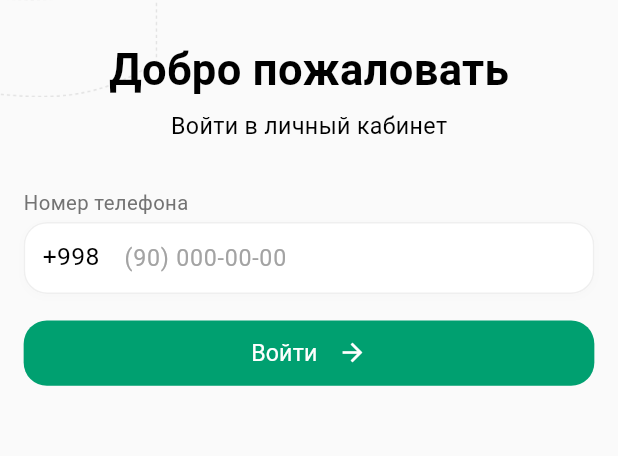
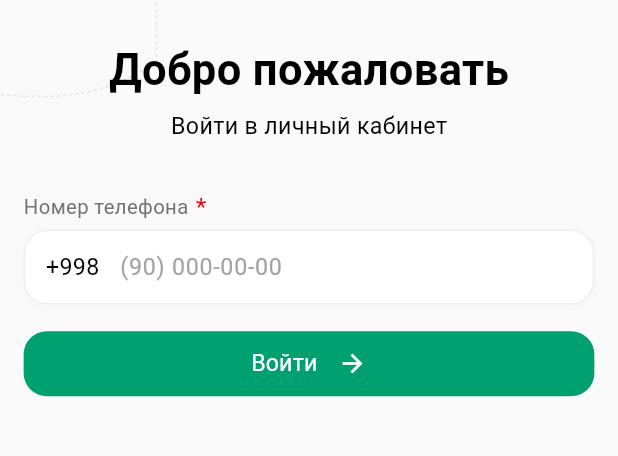
Before and after one commit to asadbekxomidov/epolisplus, a Flutter app: the screen it shows after launch, on a phone screen of 412 x 824 dp, the part 271-727 px from its top. Run offline on Flutter 3.47's test engine with Material 3 defaults, Android fonts, the phone set to English and light mode, and no system bars; our stand-ins replace bloc, equatable, flutter_bloc, gap, get, mask_text_input_formatter and 1 more; Roboto replaces fonts that are missing (GeistVF).

Commit message:
create progressbar va boshqa pagelarda o'zgarish bo'ldi

```diff
--- a/lib/ui/screens/login/login_screen.dart
+++ b/lib/ui/screens/login/login_screen.dart
@@ -179,6 +179,7 @@ class _LoginScreenState extends State<LoginScreen> {
                         Gap(dimens.paddingVerticalItem32),
                         PhoneWidget(
                           controller: bloc.phoneController,
+                          isActive: false,
                         ),
                         Gap(dimens.paddingVerticalItem16),
                         PasswordWidget(
--- a/lib/ui/screens/phone_login/bloc/phone_login_bloc.dart
+++ b/lib/ui/screens/phone_login/bloc/phone_login_bloc.dart
@@ -18,7 +18,10 @@ class PhoneLoginBloc extends Bloc<PhoneLoginEvent, PhoneLoginState> {
   phonelogin(
     CheckAuthEvent event,
     Emitter<PhoneLoginState> emit,
-  ) {
+  ) async {
+    emit(LoadingState());
+    await Future.delayed(Duration(seconds: 10));
+
     var phoneNumber = phoneController.text.toString().trim();
     phoneNumber = clearPhoneMask(phoneNumber);
 
@@ -27,12 +30,11 @@ class PhoneLoginBloc extends Bloc<PhoneLoginEvent, PhoneLoginState> {
       emit(ErrorState(InputPhoneFailure()));
       return;
     }
-
+    emit(SuccessState());
     if (phoneNumber == "900000000") {
       Get.to(() => LoginScreen(phoneNumber: phoneNumber));
     } else {
       Get.to(() => RegisterScreen(phoneNumber: phoneNumber));
     }
-    emit(SuccessState());
   }
 }
--- a/lib/ui/screens/phone_login/phone_login_screen.dart
+++ b/lib/ui/screens/phone_login/phone_login_screen.dart
@@ -3,6 +3,7 @@ import 'package:flutter/material.dart';
 import 'package:flutter_bloc/flutter_bloc.dart';
 import 'package:epolisplus/utils/utils_export.dart';
 import 'package:epolisplus/ui/widgets/widgets_export.dart';
+import '../../widgets/progress_bar.dart';
 import 'bloc/phone_login_bloc.dart';
 
 class PhoneLoginScreen extends StatefulWidget {
@@ -22,7 +23,18 @@ class _PhoneLoginScreenState extends State<PhoneLoginScreen> {
       resizeToAvoidBottomInset: false,
       body: BlocProvider(
         create: (context) => PhoneLoginBloc(),
-        child: BlocConsumer<PhoneLoginBloc, PhoneLoginState>(
+        child: Stack(
+          children: [
+            ui(),
+            loading(),
+          ],
+        ),
+      ),
+    );
+  }
+
+  ui() {
+    return BlocConsumer<PhoneLoginBloc, PhoneLoginState>(
       listener: (context, state) {
         if (state is ErrorState) {
           showErrorMessageSnackBar(
@@ -34,8 +46,7 @@ class _PhoneLoginScreenState extends State<PhoneLoginScreen> {
       builder: (context, state) {
         bloc = BlocProvider.of<PhoneLoginBloc>(context);
         return Container(
-              padding:
-                  EdgeInsets.symmetric(horizontal: dimens.paddingHorizontal),
+          padding: EdgeInsets.symmetric(horizontal: dimens.paddingHorizontal),
           decoration: mainDecorations(),
           child: Column(
             children: [
@@ -59,10 +70,11 @@ class _PhoneLoginScreenState extends State<PhoneLoginScreen> {
               Gap(dimens.paddingVerticalItem32),
               PhoneWidget(
                 controller: bloc.phoneController,
-                    showStar: false,
+                showStar: true,
               ),
               Gap(dimens.paddingVerticalItem16),
               RightIconBtn(
+                isLoading: state is LoadingState,
                 onClick: () {
                   bloc.add(CheckAuthEvent());
                 },
@@ -72,8 +84,14 @@ class _PhoneLoginScreenState extends State<PhoneLoginScreen> {
           ),
         );
       },
-        ),
-      ),
+    );
+  }
+
+  loading() {
+    return BlocBuilder<PhoneLoginBloc, PhoneLoginState>(
+      builder: (context, state) {
+        return state is LoadingState ? progressBar2(dimens) : Container();
+      },
     );
   }
 }
--- a/lib/ui/widgets/buttons.dart
+++ b/lib/ui/widgets/buttons.dart
@@ -10,11 +10,13 @@ class RightIconBtn extends StatelessWidget {
   Function onClick;
   String text;
   IconData? iconData;
+  bool isLoading;
 
   RightIconBtn({
     required this.onClick,
     required this.text,
     this.iconData,
+    this.isLoading = false,
   });
 
   late Dimens dimens;
@@ -44,10 +46,19 @@ class RightIconBtn extends StatelessWidget {
             ),
           ),
           Gap(dimens.paddingHorizontal13),
-          Icon(
-            iconData ?? AppImage.arrow_forward_outlined,
-            size: dimens.height20,
-          ),
+          isLoading
+              ? SizedBox(
+                  height: dimens.height10,
+                  width: dimens.height10,
+                  child: CircularProgressIndicator(
+                    color: Colors.red,
+                    strokeWidth: dimens.width10 / 5,
+                  ),
+                )
+              : Icon(
+                  iconData ?? AppImage.arrow_forward_outlined,
+                  size: dimens.height20,
+                ),
         ],
       ),
     );
--- a/lib/ui/widgets/phone_widget.dart
+++ b/lib/ui/widgets/phone_widget.dart
@@ -6,9 +6,14 @@ import 'package:gap/gap.dart';
 class PhoneWidget extends StatelessWidget {
   final TextEditingController controller;
   final bool showStar;
+  final bool isActive;
 
-  PhoneWidget({Key? key, required this.controller, this.showStar = false})
-      : super(key: key);
+  PhoneWidget({
+    Key? key,
+    required this.controller,
+    this.showStar = false,
+    this.isActive = true,
+  }) : super(key: key);
   late Dimens dimens;
 
   @override
@@ -28,17 +33,19 @@ class PhoneWidget extends StatelessWidget {
         ),
         Gap(dimens.paddingVerticalItem2),
         Container(
-          decoration: BoxDecoration(
-            color: AppColors.whiteColor,
-            borderRadius: BorderRadius.circular(dimens.radius16),
-            boxShadow: [
-              BoxShadow(
-                color: AppColors.shadowColor,
-                blurRadius: 4.0,
-                offset: Offset(0, 2),
+          decoration: inputDecoration(
+            dimens,
+            isActive: isActive,
           ),
-            ],
+          child: Row(
+            children: [
+              Gap(dimens.paddingHorizontal13),
+              Text(
+                "+998",
+                style: dimens.textStyle,
               ),
+              Gap(dimens.paddingHorizontal13),
+              Expanded(
                 child: TextField(
                   style: dimens.myphonetextfieldStyle,
                   controller: controller,
@@ -47,42 +54,18 @@ class PhoneWidget extends StatelessWidget {
                   ],
                   keyboardType: TextInputType.phone,
                   decoration: InputDecoration(
-              contentPadding: EdgeInsets.only(
-                left: dimens.paddingHorizontal13,
-                // left: dimens.paddingHorizontalItem,
-              ),
-              prefixIcon: Container(
-                width: dimens.width60,
-                alignment: Alignment.center,
-                child: Text(
-                  '+998',
-                  style: dimens.myphonetextfieldStyle,
-                ),
-              ),
-              filled: true,
+                    filled: false,
                     fillColor: Colors.white,
                     hintText: Masked.hintPhoneNumber,
                     hintStyle: dimens.hintStyle.copyWith(
                       fontSize: dimens.font16,
                     ),
-              enabledBorder: OutlineInputBorder(
-                borderSide: BorderSide(
-                  color: AppColors.lineColor,
-                ),
-                borderRadius: BorderRadius.circular(
-                  dimens.radius16,
-                ),
-              ),
-              focusedBorder: OutlineInputBorder(
-                borderSide: BorderSide(
-                  color: AppColors.lineColor,
-                  width: dimens.width10 / 10,
-                ),
-                borderRadius: BorderRadius.circular(
-                  dimens.radius16,
+                    border: InputBorder.none,
+                    enabled: isActive,
                   ),
                 ),
               ),
+            ],
           ),
         ),
       ],
--- /dev/null
+++ b/lib/ui/widgets/progress_bar.dart
@@ -0,0 +1,34 @@
+import 'package:epolisplus/utils/app_colors.dart';
+import 'package:epolisplus/utils/dimens.dart';
+import 'package:flutter/cupertino.dart';
+import 'package:flutter/material.dart';
+
+progressBar(Dimens dimens) {
+  return Container(
+    color: AppColors.textColorsSecondary.withOpacity(0.7),
+    height: dimens.screenHeight,
+    width: dimens.screenWidth,
+    child: Center(
+      child: SizedBox(
+        height: dimens.height32 * 2,
+        width: dimens.height32 * 2,
+        child: CircularProgressIndicator(
+          color: Colors.red,
+        ),
+      ),
+    ),
+  );
+}
+
+progressBar2(Dimens dimens) {
+  return GestureDetector(
+    onTap: () {
+      print("object");
+    },
+    child: Container(
+      color: AppColors.whiteColor.withOpacity(0),
+      height: dimens.screenHeight,
+      width: dimens.screenWidth,
+    ),
+  );
+}
--- a/lib/utils/app_colors.dart
+++ b/lib/utils/app_colors.dart
@@ -7,6 +7,7 @@ class AppColors {
   static Color hintColor = Color(0xFFA3A3A3);
   static Color lineColor = Color(0xFFEFEFEF);
   static Color textColorsSecondary = Color(0xFF737373);
+  static Color neActiveColor = Color(0xFFF3F3F3);
 
   static Color greenColor = Color(0xFF000000);
   static Color greenLineColor = Color(0xFF000000);
--- a/lib/utils/decorations.dart
+++ b/lib/utils/decorations.dart
@@ -1,6 +1,8 @@
 import 'package:epolisplus/utils/app_image.dart';
 import 'package:epolisplus/utils/dimens.dart';
 import 'package:flutter/material.dart';
+
+import 'app_colors.dart';
 
 mainDecorations() {
   return BoxDecoration(
@@ -8,6 +10,24 @@ mainDecorations() {
       image: AssetImage(AppImage.appMainImage),
       fit: BoxFit.cover,
     ),
+  );
+}
+
+inputDecoration(
+  Dimens dimens, {
+  bool isActive = true,
+}) {
+  return BoxDecoration(
+    color: isActive ? AppColors.whiteColor : AppColors.neActiveColor,
+    borderRadius: BorderRadius.circular(dimens.radius16),
+    border: Border.all(color: AppColors.lineColor, width: dimens.width10 / 10),
+    boxShadow: [
+      BoxShadow(
+        color: AppColors.shadowColor,
+        blurRadius: 4.0,
+        offset: Offset(0, 2),
+      ),
+    ],
   );
 }
 
```
Lines whose indentation alone changed are shown as unchanged.
